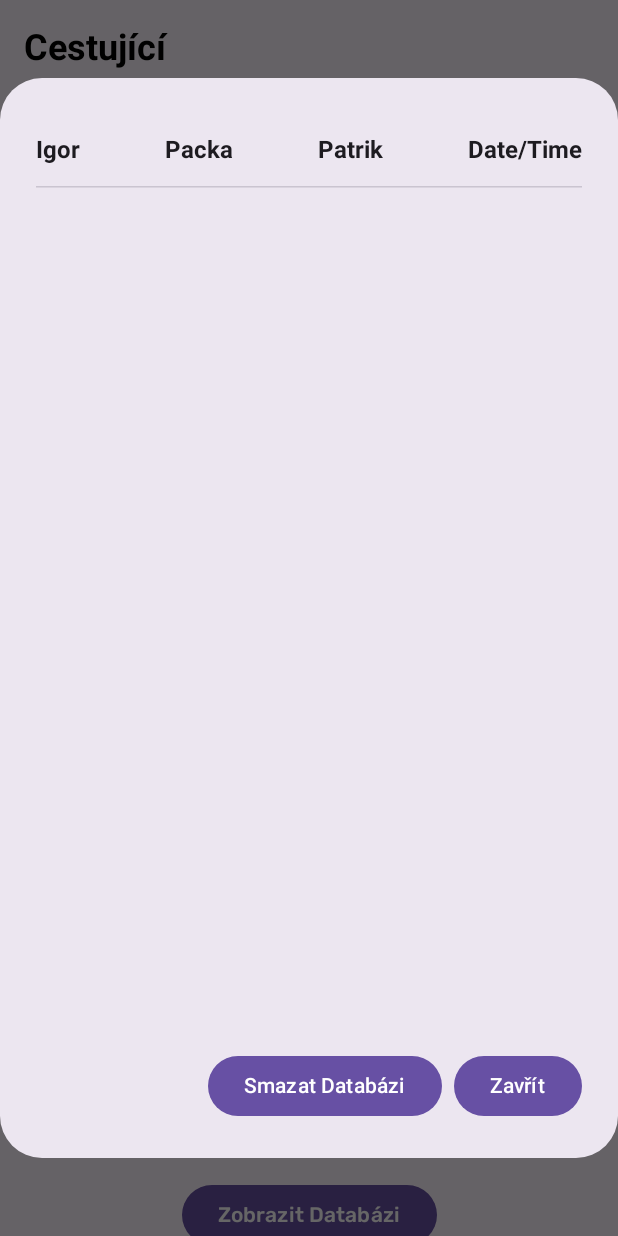
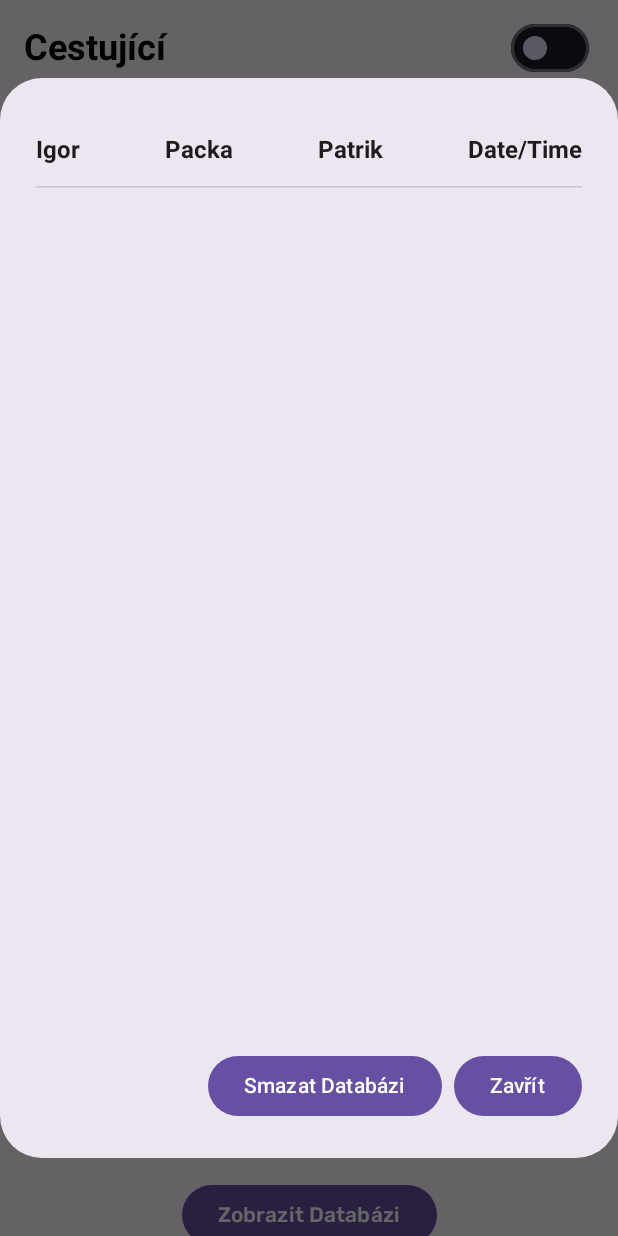
Before and after one commit to bphaggard/JardaTaxi, an Android app built with Jetpack Compose: the screen it shows after launch (MainActivity), after a tap on "Zobrazit Databázi", on a phone screen of 412 x 824 dp. Run offline under Robolectric (Android 15) with nearby library versions, the phone set to English and light mode, and no system bars; our stand-ins replace Dagger/Hilt's generated code, Firebase (no records; nobody signed in at launch, a user with empty details on screens opened directly).

Commit message:
přidán theme switcher

```diff
--- a/app/src/main/java/com/example/jardataxi/MainActivity.kt
+++ b/app/src/main/java/com/example/jardataxi/MainActivity.kt
@@ -8,6 +8,8 @@ import androidx.activity.viewModels
 import androidx.compose.foundation.layout.fillMaxSize
 import androidx.compose.material3.MaterialTheme
 import androidx.compose.material3.Surface
+import androidx.compose.runtime.mutableStateOf
+import androidx.compose.runtime.saveable.rememberSaveable
 import androidx.compose.ui.Modifier
 import androidx.navigation.NavHostController
 import androidx.navigation.compose.rememberNavController
@@ -26,13 +28,15 @@ class MainActivity : ComponentActivity() {
         super.onCreate(savedInstanceState)
         enableEdgeToEdge()
         setContent {
-            JardaTaxiTheme {
+            val dartTheme = rememberSaveable { mutableStateOf(false) }
+
+            JardaTaxiTheme(darkTheme = dartTheme.value) {
                 Surface(
                     modifier = Modifier.fillMaxSize(),
                     color = MaterialTheme.colorScheme.background
                 ) {
                     navController = rememberNavController()
-                    NavGraph(navController, viewModel)
+                    NavGraph(navController, viewModel, dartTheme)
                 }
             }
         }
--- a/app/src/main/java/com/example/jardataxi/navigation/NavGraph.kt
+++ b/app/src/main/java/com/example/jardataxi/navigation/NavGraph.kt
@@ -1,6 +1,7 @@
 package com.example.jardataxi.navigation
 
 import androidx.compose.runtime.Composable
+import androidx.compose.runtime.MutableState
 import androidx.navigation.NavHostController
 import androidx.navigation.compose.NavHost
 import androidx.navigation.compose.composable
@@ -11,7 +12,8 @@ import com.example.jardataxi.presentation.screens.SplashScreen
 @Composable
 fun NavGraph(
     navController: NavHostController,
-    viewModel: PassengerViewModel
+    viewModel: PassengerViewModel,
+    darkTheme: MutableState<Boolean>
 ) {
     NavHost(
         navController = navController,
@@ -25,7 +27,7 @@ fun NavGraph(
         composable(
             route = Screen.Home.route
         ) {
-            HomeScreen(viewModel)
+            HomeScreen(viewModel, darkTheme)
         }
     }
 }
--- a/app/src/main/java/com/example/jardataxi/presentation/screens/HomeScreen.kt
+++ b/app/src/main/java/com/example/jardataxi/presentation/screens/HomeScreen.kt
@@ -25,10 +25,13 @@ import androidx.compose.material3.ExperimentalMaterial3Api
 import androidx.compose.material3.HorizontalDivider
 import androidx.compose.material3.MaterialTheme
 import androidx.compose.material3.Scaffold
+import androidx.compose.material3.Switch
+import androidx.compose.material3.SwitchDefaults
 import androidx.compose.material3.Text
 import androidx.compose.material3.TopAppBar
 import androidx.compose.material3.TopAppBarDefaults
 import androidx.compose.runtime.Composable
+import androidx.compose.runtime.MutableState
 import androidx.compose.runtime.collectAsState
 import androidx.compose.runtime.getValue
 import androidx.compose.runtime.mutableStateOf
@@ -49,7 +52,10 @@ import java.time.format.DateTimeFormatter
 
 @OptIn(ExperimentalMaterial3Api::class)
 @Composable
-fun HomeScreen(viewModel: PassengerViewModel) {
+fun HomeScreen(
+    viewModel: PassengerViewModel,
+    darkTheme: MutableState<Boolean>
+) {
 
     val rideIgor by viewModel.inputIgor
     val ridePacka by viewModel.inputPacka
@@ -183,7 +189,11 @@ fun HomeScreen(viewModel: PassengerViewModel) {
                     color = MaterialTheme.colorScheme.scrim
                 )
             },
-                colors = TopAppBarDefaults.topAppBarColors(Color.Transparent)
+                colors = TopAppBarDefaults.topAppBarColors(Color.Transparent),
+                actions = {
+                    ThemeSwitcher(darkTheme = darkTheme)
+                    Spacer(modifier = Modifier.width(15.dp))
+                }
             )
         },
         content = { innerPadding ->
@@ -344,3 +354,19 @@ fun DialogueText(title: String) {
         fontWeight = FontWeight.Bold
     )
 }
+
+@Composable
+fun ThemeSwitcher(
+    darkTheme: MutableState<Boolean>
+) {
+    Switch(
+        checked = darkTheme.value,
+        onCheckedChange = { darkTheme.value = it },
+        colors = SwitchDefaults.colors(
+            checkedTrackColor = MaterialTheme.colorScheme.secondaryContainer,
+            checkedThumbColor = MaterialTheme.colorScheme.primary,
+            uncheckedTrackColor = MaterialTheme.colorScheme.onSecondaryContainer,
+            uncheckedThumbColor = MaterialTheme.colorScheme.secondaryContainer
+        )
+    )
+}
```
